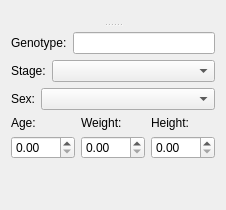
First picture: the form in src/scipyen/gui/widgets/dataclasswidgets/biometricswidget.ui, repository ctigaret/scipyen, before the edit.
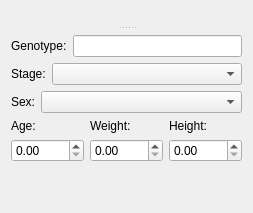
Second picture: the form after the edit. Custom widgets are drawn as their Qt base class.

```diff
--- a/src/scipyen/gui/widgets/dataclasswidgets/biometricswidget.ui
+++ b/src/scipyen/gui/widgets/dataclasswidgets/biometricswidget.ui
@@ -6,8 +6,8 @@
    <rect>
     <x>0</x>
     <y>0</y>
-    <width>226</width>
-    <height>210</height>
+    <width>253</width>
+    <height>213</height>
    </rect>
   </property>
   <property name="windowTitle">
@@ -39,7 +39,7 @@
        </sizepolicy>
       </property>
      </widget>
-     <widget class="QWidget" name="">
+     <widget class="QWidget" name="layoutWidget">
       <layout class="QVBoxLayout" name="verticalLayout_4">
        <item>
         <widget class="NameDescriptionWidget" name="nameDescriptionWidget" native="true"/>
```
